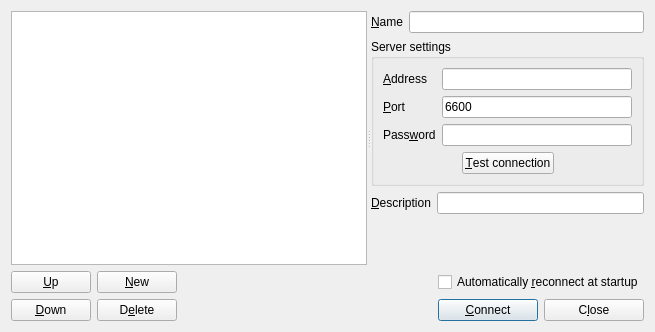
Above: src/ConnectionDialog.ui from soramimi/SkyMPC before the change. Below: the same form after it.
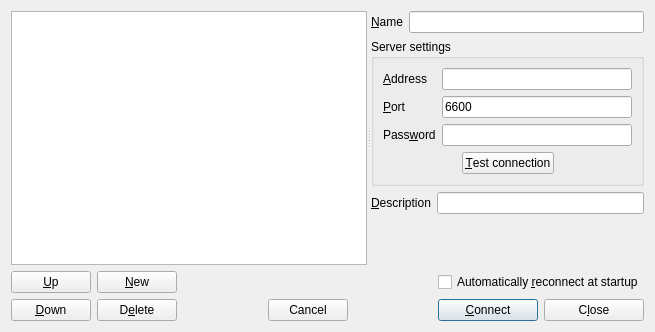
That is the form after the change.

```diff
--- a/src/ConnectionDialog.ui
+++ b/src/ConnectionDialog.ui
@@ -249,27 +249,14 @@
        </property>
       </widget>
      </item>
-     <item row="1" column="2">
-      <spacer name="horizontalSpacer">
-       <property name="orientation">
-        <enum>Qt::Horizontal</enum>
-       </property>
-       <property name="sizeHint" stdset="0">
-        <size>
-         <width>40</width>
-         <height>20</height>
-        </size>
-       </property>
-      </spacer>
-     </item>
-     <item row="1" column="5">
+     <item row="1" column="4">
       <widget class="QPushButton" name="pushButton_close">
        <property name="text">
         <string>C&amp;lose</string>
        </property>
       </widget>
      </item>
-     <item row="1" column="4">
+     <item row="1" column="3">
       <widget class="QPushButton" name="pushButton_connect">
        <property name="text">
         <string>&amp;Connect</string>
@@ -279,13 +266,50 @@
        </property>
       </widget>
      </item>
-     <item row="0" column="4" colspan="2">
+     <item row="0" column="3" colspan="2">
       <widget class="QCheckBox" name="checkBox_auto_reconnect">
        <property name="text">
         <string>Automatically &amp;reconnect at startup</string>
        </property>
       </widget>
      </item>
+     <item row="1" column="2">
+      <layout class="QHBoxLayout" name="horizontalLayout">
+       <item>
+        <spacer name="horizontalSpacer">
+         <property name="orientation">
+          <enum>Qt::Horizontal</enum>
+         </property>
+         <property name="sizeHint" stdset="0">
+          <size>
+           <width>40</width>
+           <height>20</height>
+          </size>
+         </property>
+        </spacer>
+       </item>
+       <item>
+        <widget class="QPushButton" name="pushButton">
+         <property name="text">
+          <string>Cancel</string>
+         </property>
+        </widget>
+       </item>
+       <item>
+        <spacer name="horizontalSpacer_4">
+         <property name="orientation">
+          <enum>Qt::Horizontal</enum>
+         </property>
+         <property name="sizeHint" stdset="0">
+          <size>
+           <width>40</width>
+           <height>20</height>
+          </size>
+         </property>
+        </spacer>
+       </item>
+      </layout>
+     </item>
     </layout>
    </item>
   </layout>
```
Left out of the diff: 22 changed lines with no effect on the pictures.
